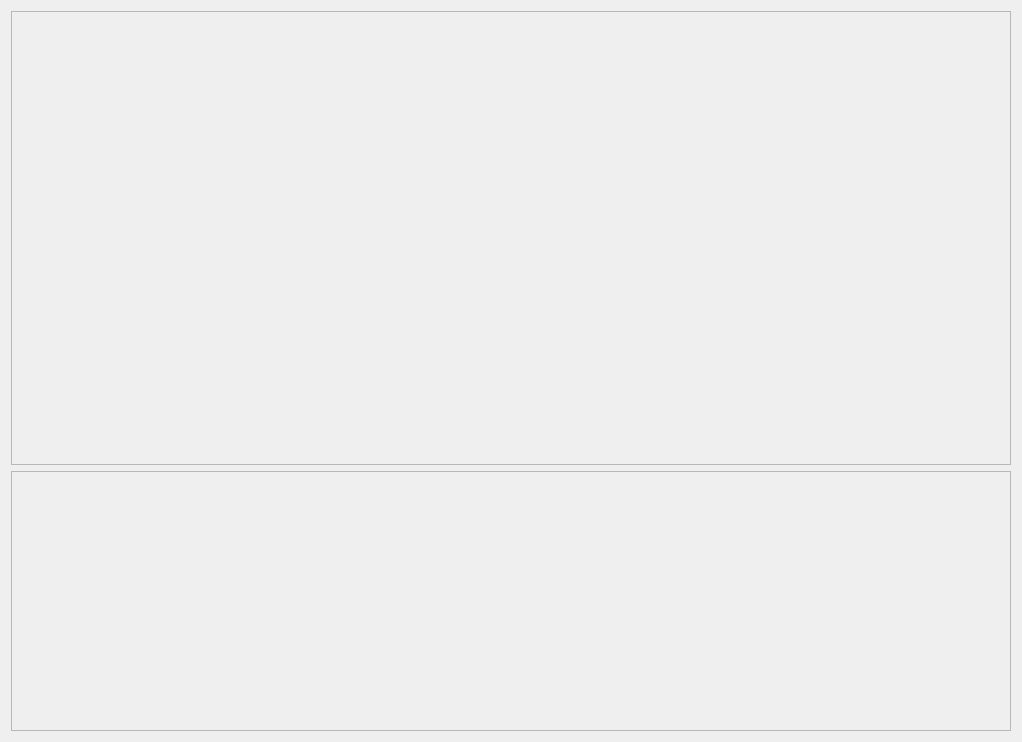
The window that examples/combo_example.ui (pcdshub/ecs-pydm-ui) describes before a commit, drawn with Qt 5.
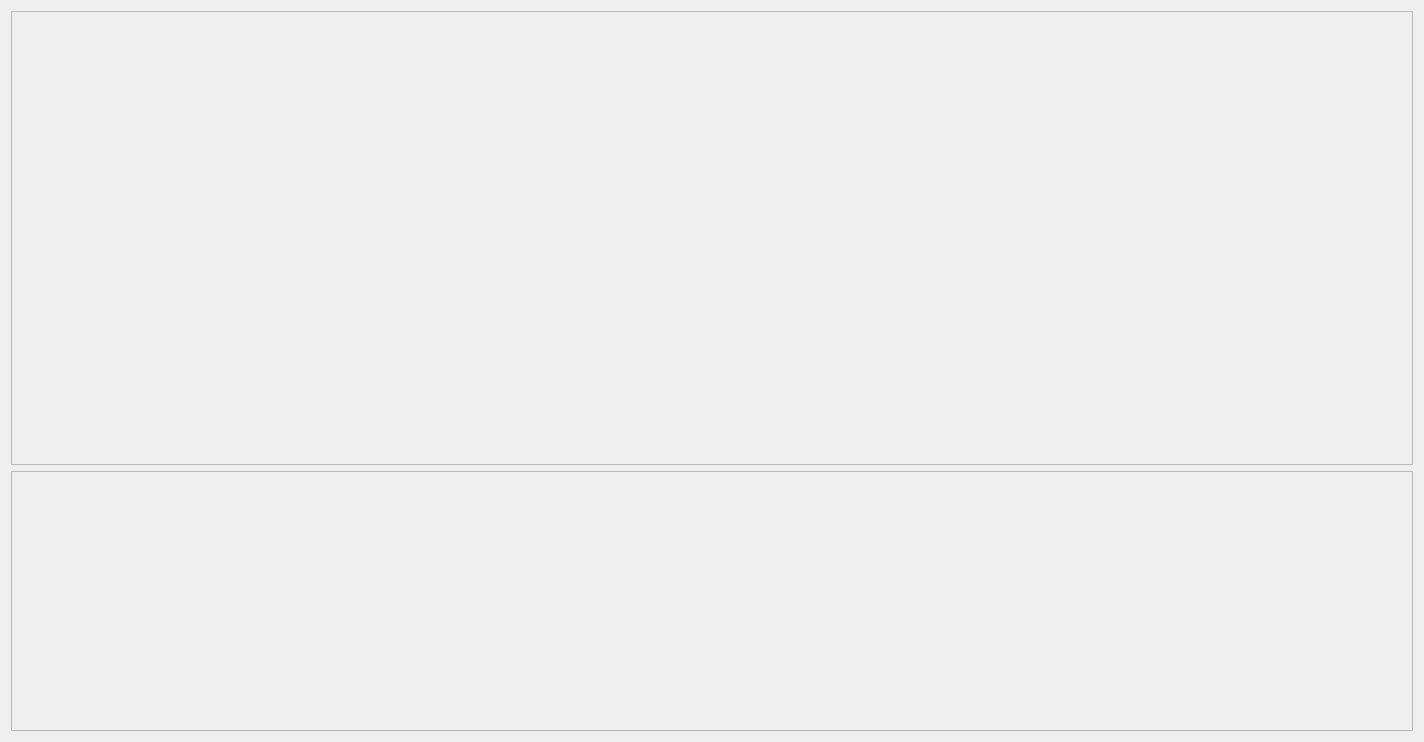
The same window after the commit. Custom widgets are drawn as their Qt base class.

```diff
--- a/examples/combo_example.ui
+++ b/examples/combo_example.ui
@@ -6,7 +6,7 @@
    <rect>
     <x>0</x>
     <y>0</y>
-    <width>1022</width>
+    <width>1424</width>
     <height>742</height>
    </rect>
   </property>
```
Left out of the diff: 2 changed lines with no effect on the pictures.
